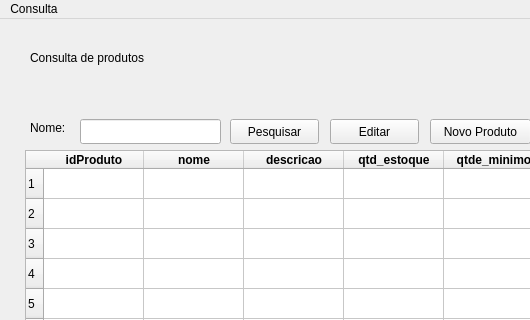
Above: Interface/consultaProdutos_.ui from jessica-lemes/Projeto-Estoque before the change; both pictures show x 0 to 530 and y 0 to 320 of the 725 by 462 pixel window. Below: the same form after it.
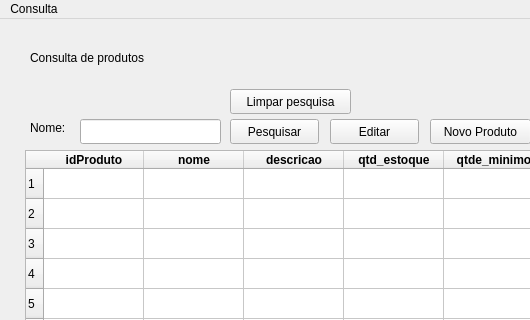
That is the form after the change.

```diff
--- a/Interface/consultaProdutos_.ui
+++ b/Interface/consultaProdutos_.ui
@@ -243,6 +243,19 @@
      <string>Editar</string>
     </property>
    </widget>
+   <widget class="QPushButton" name="btnLimpar">
+    <property name="geometry">
+     <rect>
+      <x>230</x>
+      <y>70</y>
+      <width>121</width>
+      <height>25</height>
+     </rect>
+    </property>
+    <property name="text">
+     <string>Limpar pesquisa</string>
+    </property>
+   </widget>
   </widget>
   <widget class="QMenuBar" name="menubar">
    <property name="geometry">
```
